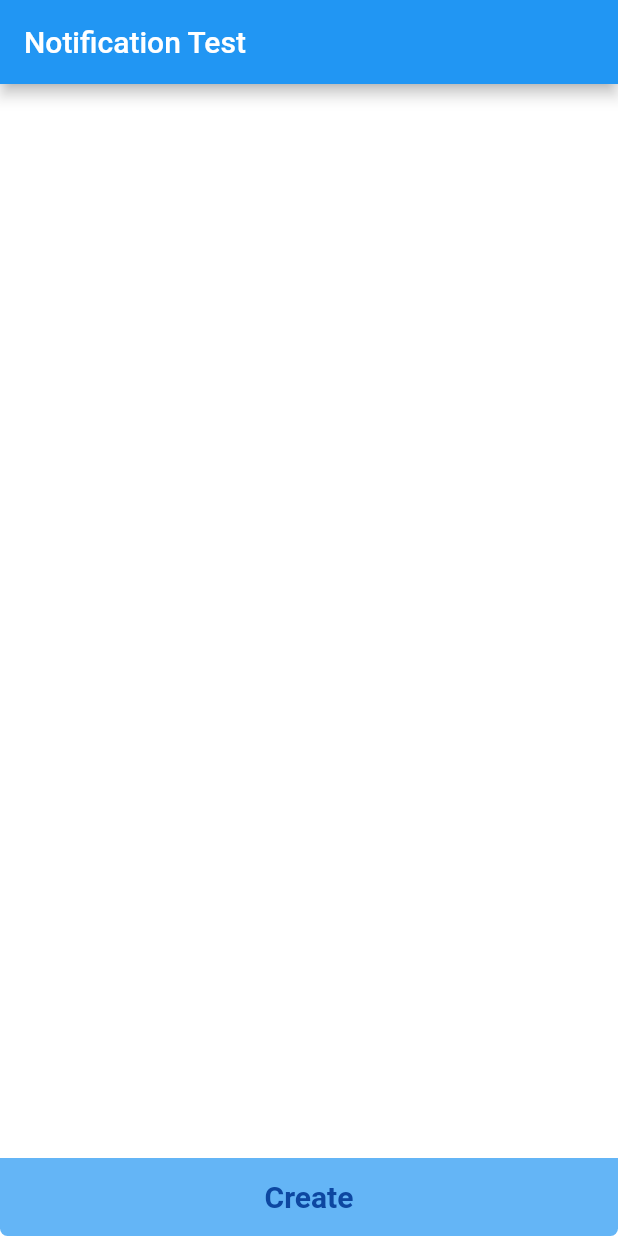
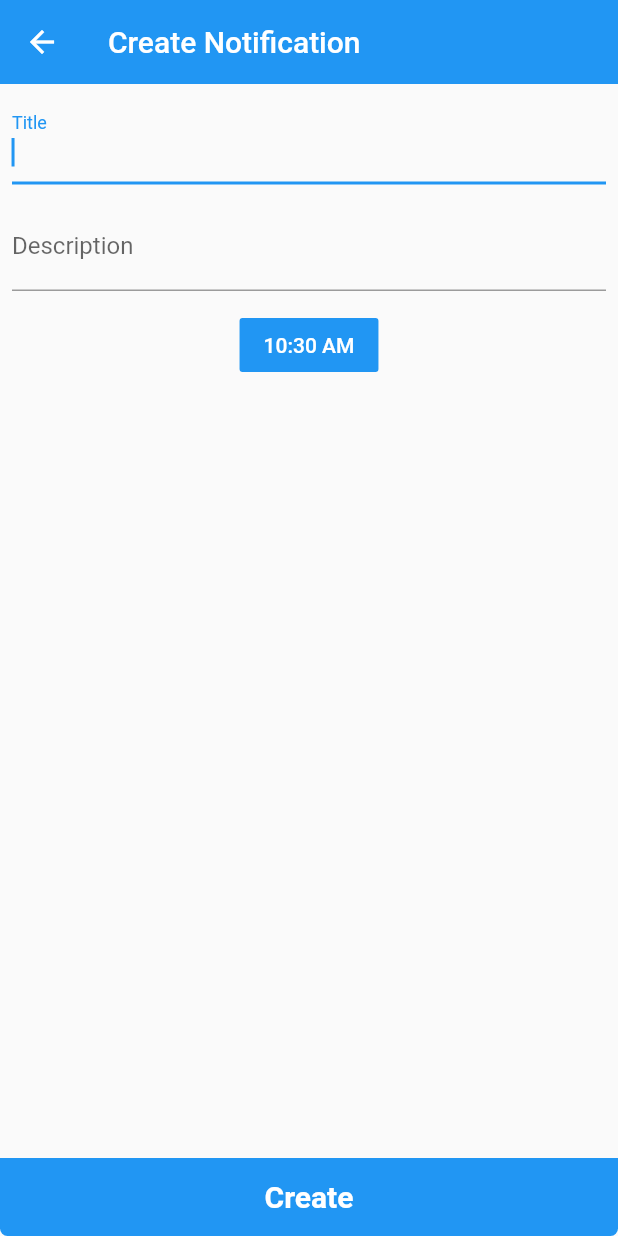
Before and after one commit to pralineso/flutter-notification-test, a Flutter app: the screen it shows after launch, after a tap on "Create", on a phone screen of 412 x 824 dp. Run offline on Flutter 3.47's test engine with Material 2 defaults, Android fonts, the phone set to English and light mode, and no system bars; our stand-ins replace flutter_local_notifications.

Commit message:
create_notification_page e notification_data criados

```diff
--- /dev/null
+++ b/lib/data/notification_data.dart
@@ -0,0 +1,9 @@
+import 'package:flutter_local_notifications/flutter_local_notifications.dart';
+
+class NotificationData{
+  String title;
+  String description;
+  Time time;
+
+  NotificationData(this.title, this.description, this.time);
+}
--- a/lib/main.dart
+++ b/lib/main.dart
@@ -1,5 +1,5 @@
 import 'package:flutter/material.dart';
-import 'package:flutter_notification_test/notification_page.dart';
+import 'package:flutter_notification_test/pages/notification_page.dart';
 
 void main() => runApp(
     MaterialApp(
--- /dev/null
+++ b/lib/pages/create_notification_page.dart
@@ -0,0 +1,110 @@
+import 'package:flutter/material.dart';
+import 'package:flutter/widgets.dart';
+import 'package:flutter_notification_test/data/notification_data.dart';
+import 'package:flutter_local_notifications/flutter_local_notifications.dart';
+import 'package:flutter_notification_test/plugin/notification_plugin.dart';
+
+
+
+class CreateNotificationPage extends StatefulWidget {
+  @override
+  _CreateNotificationPageState createState() => _CreateNotificationPageState();
+}
+
+class _CreateNotificationPageState extends State<CreateNotificationPage> {
+  final _titleController = TextEditingController();
+  final _descriptionController = TextEditingController();
+  TimeOfDay selectedTime = TimeOfDay.now();
+
+  @override
+  Widget build(BuildContext context) {
+    return Scaffold(
+      appBar: AppBar(
+        //iconTheme:  IconThemeData(color:  Colors.black),
+        title: Text("Create Notification"),
+        backgroundColor: Colors.blue,
+        elevation: 0,
+      ),
+      body: Column(
+        children: <Widget>[
+          Expanded(
+              child: Padding(
+                padding: const EdgeInsets.all(8),
+                child: Column(
+                  children: <Widget>[
+                    TextField(
+                      controller: _titleController,
+                      autofocus: true,
+                      decoration: InputDecoration(
+                          labelText: "Title"
+                      ),
+                    ),
+                    SizedBox(height: 12),
+                    TextField(
+                      controller: _descriptionController,
+                      autofocus: true,decoration: InputDecoration(
+                        labelText: "Description"
+                    ),
+                    ),
+                    SizedBox(height: 12),
+                    FlatButton(
+                      color: Colors.blue,
+                      onPressed: selectTime,
+                      child: Text(selectedTime.format(context),
+                        style: TextStyle(
+                            color: Colors.white
+                        ),
+                      ),
+                    ),
+                  ],
+                ),
+              )
+          ),
+          FlatButton(
+              padding: EdgeInsets.all(1),
+              onPressed: createNotification,
+              shape: RoundedRectangleBorder(
+                  borderRadius:  BorderRadius.only(
+                    bottomLeft:  Radius.circular(5),
+                    bottomRight: Radius.circular(5),
+                  )
+              ),
+              color: Colors.blue,
+              child: Container(
+                alignment: Alignment.center,
+                height: 50,
+                width: double.infinity,
+                child: Text('Create',
+                  style: TextStyle(
+                      color: Colors.white,
+                      fontSize: 20,
+                      fontWeight: FontWeight.bold
+                  ),),
+              )
+          ),
+        ],
+      ),
+    );
+  }
+
+  Future<void> selectTime() async{
+    final time = await showTimePicker(
+      context: context,
+      initialTime: selectedTime,
+    );
+
+    setState(() {
+      selectedTime = time;
+    });
+  }
+
+  void createNotification(){
+    final title = _titleController.text;
+    final description = _descriptionController.text;
+    final time = Time(selectedTime.hour, selectedTime.minute);
+
+    final notificationData = NotificationData(title, description, time);
+    Navigator.of(context).pop(notificationData);
+  }
+
+}
--- a/lib/notification_page.dart
+++ b/lib/pages/notification_page.dart
@@ -1,6 +1,8 @@
 import 'package:flutter/material.dart';
 import 'package:flutter_local_notifications/flutter_local_notifications.dart';
 import 'package:flutter_notification_test/plugin/notification_plugin.dart';
+import 'package:flutter_notification_test/pages/create_notification_page.dart';
+import 'package:flutter_notification_test/data/notification_data.dart';
 
 class NotificationPage extends StatefulWidget {
   @override
@@ -48,31 +50,21 @@ class _NotificationPageState extends State<NotificationPage> {
             ),
             FlatButton(
                 padding: EdgeInsets.all(1),
-                onPressed: () async {
-                  await _notificationPlugin.showWeeKlyAtDayAndTime(
-                      Time(12, 0, 0),
-                      Day.Friday,
-                      0, 'Primeira notificacao',
-                      'Descrição da primeira notificação'
-                  );
-                  setState(() {
-                    notificationFuture = _notificationPlugin.getScheduledNotifications();
-                  });
-                },
+                onPressed: navigateToNotificationCreation,
                 shape: RoundedRectangleBorder(
                     borderRadius:  BorderRadius.only(
                       bottomLeft:  Radius.circular(5),
                       bottomRight: Radius.circular(5),
                     )
                 ),
-                color: Colors.blue.shade300,
+                color: Colors.blue,
                 child: Container(
                   alignment: Alignment.center,
                   height: 50,
                   width: double.infinity,
                   child: Text('Create',
                     style: TextStyle(
-                        color: Colors.blue.shade900,
+                        color: Colors.white,
                         fontSize: 20,
                         fontWeight: FontWeight.bold
                     ),),
@@ -82,7 +74,33 @@ class _NotificationPageState extends State<NotificationPage> {
         ),
       ),
     );
+  }
 
+  Future<void> navigateToNotificationCreation() async{
+    NotificationData notificationData = await Navigator.of(context).push(
+        MaterialPageRoute(
+          builder: (context) => CreateNotificationPage(),
+        )
+    );
+//    if (notificationData != null){
+//      final notificationList = await _notificationPlugin.getScheduledNotifications();
+//      int id = 0;
+//      for (var i = 0; i < 100; i++){
+//        bool exists = _notificationPlugin.checkIfIdExists(notificationList, i);
+//        if(!exists){
+//          id = i;
+//        }
+//      }
+//    }
+//    await _notificationPlugin.showDailyAtTime(
+//        notificationData.time,
+//        id,
+//        notificationData.title,
+//        notificationData.description
+//    );
+//    setState(() {
+//      notificationFuture = _notificationPlugin.getScheduledNotifications();
+//    });
+  }
 
-  }
 }
--- a/lib/plugin/notification_plugin.dart
+++ b/lib/plugin/notification_plugin.dart
@@ -46,6 +46,24 @@ class NotificationPlugin {
     );
   }
 
+  Future<void> showDailyAtTime(Time time, int id, String title, String description) async{
+    var time = new Time(10, 0, 0);
+    var androidPlatformChannelSpecifics = new AndroidNotificationDetails('repeatDailyAtTime channel id',
+        'repeatDailyAtTime channel name', 'repeatDailyAtTime description');
+    var iOSPlatformChannelSpecifics = new IOSNotificationDetails();
+    var platformChannelSpecifics = new NotificationDetails(
+        androidPlatformChannelSpecifics,
+        iOSPlatformChannelSpecifics
+    );
+    await _flutterLocalNotificationsPlugin.showDailyAtTime(
+        id,
+        title,
+        description,
+        time,
+        platformChannelSpecifics
+    );
+  }
+
   Future<List<PendingNotificationRequest>> getScheduledNotifications() async{
     final pendingNotifications = await _flutterLocalNotificationsPlugin.pendingNotificationRequests();
     return pendingNotifications;
```
